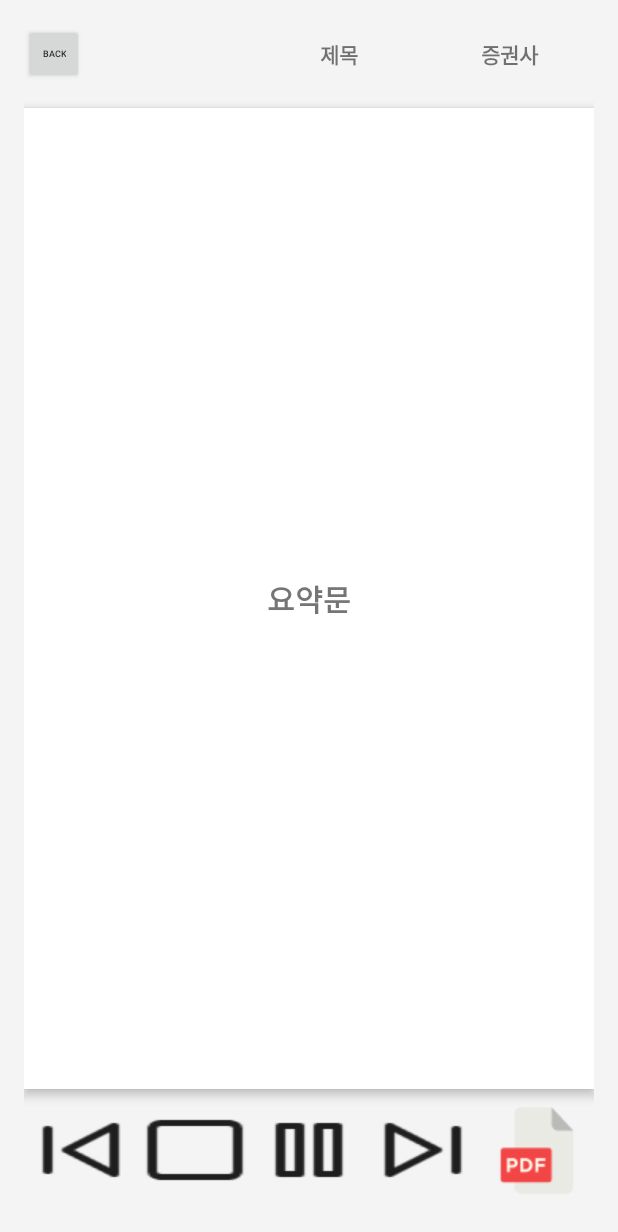
After one commit to GachonCapstoneTeam/TTS_JAVA, an Android app: the SummaryActivity screen opened directly, with no data from a screen before it, on a phone screen of 412 x 824 dp. The commit adds this screen. Shown: the top 1232 px of the screen. Run offline under Robolectric (Android 15) with nearby library versions, the phone set to English and light mode, and no system bars.

Commit message:
page update

```diff
--- a/app/src/main/AndroidManifest.xml
+++ b/app/src/main/AndroidManifest.xml
@@ -22,6 +22,9 @@
                 <category android:name="android.intent.category.LAUNCHER" />
             </intent-filter>
         </activity>
+
+        <activity android:name=".SummaryActivity" />
+        <activity android:name=".OriginalActivity" />
     </application>
 
 </manifest>
--- /dev/null
+++ b/app/src/main/java/com/example/myapplication/SummaryActivity.java
@@ -0,0 +1,29 @@
+package com.example.myapplication;
+
+import android.content.Intent;
+import android.os.Bundle;
+import android.view.View;
+import android.widget.Button;
+import android.widget.TextView;
+
+import androidx.appcompat.app.AppCompatActivity;
+
+public class SummaryActivity extends AppCompatActivity {
+
+    @Override
+    protected void onCreate(Bundle savedInstanceState) {
+        super.onCreate(savedInstanceState);
+        setContentView(R.layout.summary);
+
+        TextView titleText = findViewById(R.id.sum_title);
+        Button backButton = findViewById(R.id.backbutton_sum);
+
+        // 전달된 데이터 설정
+        Intent intent = getIntent();
+        String itemTitle = intent.getStringExtra("item_title");
+        titleText.setText(itemTitle);
+
+        // 뒤로가기 버튼
+        backButton.setOnClickListener(v -> finish());
+    }
+}
--- a/app/src/main/res/layout/itembox.xml
+++ b/app/src/main/res/layout/itembox.xml
@@ -33,7 +33,6 @@
             android:layout_height="wrap_content"
             android:layout_marginLeft="10sp"
             android:layout_marginRight="10sp"
-            android:layout_toRightOf="@id/stockName"
             android:layout_weight="1"
             android:gravity="center"
             android:text="제목"
@@ -45,7 +44,6 @@
             android:layout_height="wrap_content"
             android:layout_marginLeft="10sp"
             android:layout_marginRight="10sp"
-            android:layout_toRightOf="@id/stockTitle"
             android:layout_weight="1"
             android:gravity="center"
             android:text="증권사"
--- /dev/null
+++ b/app/src/main/res/layout/summary.xml
@@ -0,0 +1,109 @@
+<?xml version="1.0" encoding="utf-8"?>
+<LinearLayout
+    xmlns:android="http://schemas.android.com/apk/res/android"
+    android:layout_width="match_parent"
+    android:layout_height="match_parent"
+    android:orientation="vertical"
+    android:padding="16dp"
+    android:background="#F4F4F4">
+
+    <!-- 상단 레이아웃: 종목명, 제목, 증권사 -->
+    <LinearLayout
+        android:layout_width="match_parent"
+        android:layout_height="wrap_content"
+        android:orientation="horizontal"
+        android:weightSum="3"
+        android:paddingBottom="16dp">
+
+        <Button
+            android:id="@+id/backbutton_sum"
+            android:layout_width="40dp"
+            android:layout_height="40dp"
+            android:text="back"
+            android:textSize="6sp"/>
+
+        <TextView
+            android:id="@+id/sum_title"
+            android:layout_width="0dp"
+            android:layout_height="match_parent"
+            android:layout_weight="1"
+            android:text="종목명"
+            android:textSize="14sp"
+            android:textStyle="bold"
+            android:gravity="center" />
+
+        <TextView
+            android:layout_width="0dp"
+            android:layout_height="match_parent"
+            android:layout_weight="1"
+            android:text="제목"
+            android:textSize="14sp"
+            android:textStyle="bold"
+            android:gravity="center" />
+
+        <TextView
+            android:layout_width="0dp"
+            android:layout_height="match_parent"
+            android:layout_weight="1"
+            android:text="증권사"
+            android:textSize="14sp"
+            android:textStyle="bold"
+            android:gravity="center" />
+    </LinearLayout>
+
+    <!-- 본문 내용 표시 -->
+    <FrameLayout
+        android:layout_width="match_parent"
+        android:layout_height="0dp"
+        android:layout_weight="1"
+        android:background="#FFFFFF"
+        android:elevation="4dp"
+        android:gravity="center">
+
+        <TextView
+            android:layout_width="match_parent"
+            android:layout_height="match_parent"
+            android:text="요약문"
+            android:textSize="20sp"
+            android:textStyle="bold"
+            android:gravity="center" />
+    </FrameLayout>
+
+    <!-- 하단 버튼 레이아웃 -->
+    <LinearLayout
+        android:layout_width="match_parent"
+        android:layout_height="wrap_content"
+        android:orientation="horizontal"
+        android:gravity="center"
+        android:weightSum="5">
+
+        <Button
+            android:layout_width="0dp"
+            android:layout_height="wrap_content"
+            android:layout_weight="1"
+            android:background="@drawable/skipback" />
+        <Button
+            android:layout_width="0dp"
+            android:layout_height="wrap_content"
+            android:layout_weight="1"
+            android:background="@drawable/stop" />
+        <Button
+            android:layout_width="0dp"
+            android:layout_height="wrap_content"
+            android:layout_weight="1"
+            android:background="@drawable/pause" />
+        <Button
+            android:layout_width="0dp"
+            android:layout_height="wrap_content"
+            android:layout_weight="1"
+            android:background="@drawable/skipforward" />
+
+        <!-- PDF 버튼 -->
+        <Button
+            android:layout_width="0dp"
+            android:layout_height="wrap_content"
+            android:layout_weight="1"
+            android:background="@drawable/pdf" />
+    </LinearLayout>
+
+</LinearLayout>
--- a/app/src/main/res/values/colors.xml
+++ b/app/src/main/res/values/colors.xml
@@ -2,4 +2,6 @@
 <resources>
     <color name="black">#FF000000</color>
     <color name="white">#FFFFFFFF</color>
+    <color name="gray">#D9D9D9</color>
+    <color name="gray_dark">#D0D0D0</color>
 </resources>
```
Also changed, not shown: app/src/main/java/com/example/myapplication/OriginalActivity.java (added, +29 -0 lines), app/src/main/java/com/example/myapplication/SearchFragment.java (+48 -8 lines), app/src/main/java/com/example/myapplication/adapter/ItemAdapter.java (added, +83 -0 lines), app/src/main/java/com/example/myapplication/item/Item.java (added, +19 -0 lines), app/src/main/res/layout/fragment_search.xml (+67 -6 lines), app/src/main/res/layout/item_layout.xml (added, +96 -0 lines), app/src/main/res/layout/original.xml (added, +109 -0 lines), app/src/main/res/drawable/pause.png (added), app/src/main/res/drawable/pdf.png (added), app/src/main/res/drawable/skipback.png (added), app/src/main/res/drawable/skipforward.png (added), app/src/main/res/drawable/stop.png (added).
